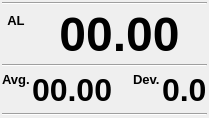
The window that bigviewnum.ui (siborion/siborion_american_scan) describes before a commit, drawn with Qt 5.
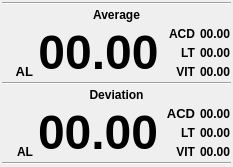
The same window after the commit.

Diff of the .ui file:
```diff
--- a/bigviewnum.ui
+++ b/bigviewnum.ui
@@ -6,8 +6,8 @@
    <rect>
     <x>0</x>
     <y>0</y>
-    <width>209</width>
-    <height>118</height>
+    <width>233</width>
+    <height>167</height>
    </rect>
   </property>
   <property name="windowTitle">
@@ -30,7 +30,7 @@
     <number>0</number>
    </property>
    <item row="0" column="0">
-    <layout class="QGridLayout" name="gridLayout" rowstretch="0,0,0,0,0,0,0" columnstretch="0,1,0,0">
+    <layout class="QGridLayout" name="gridLayout" rowstretch="0,0,0,0,0,0,0,0,0,0,0" columnstretch="0,0,0,0">
      <property name="leftMargin">
       <number>2</number>
      </property>
@@ -43,41 +43,84 @@
      <property name="bottomMargin">
       <number>2</number>
      </property>
-     <property name="spacing">
+     <property name="horizontalSpacing">
+      <number>5</number>
+     </property>
+     <property name="verticalSpacing">
       <number>2</number>
      </property>
+     <item row="1" column="0" colspan="4">
+      <widget class="QLabel" name="label_4">
+       <property name="font">
+        <font>
+         <weight>75</weight>
+         <bold>true</bold>
+        </font>
+       </property>
+       <property name="text">
+        <string>Average</string>
+       </property>
+       <property name="alignment">
+        <set>Qt::AlignCenter</set>
+       </property>
+      </widget>
+     </item>
      <item row="4" column="2">
-      <widget class="QLabel" name="label_2">
+      <widget class="QLabel" name="label_9">
        <property name="font">
         <font>
-         <pointsize>10</pointsize>
          <weight>75</weight>
          <bold>true</bold>
         </font>
        </property>
        <property name="text">
-        <string>Dev.</string>
+        <string>VIT</string>
        </property>
+       <property name="alignment">
+        <set>Qt::AlignRight|Qt::AlignTrailing|Qt::AlignVCenter</set>
+       </property>
       </widget>
      </item>
-     <item row="5" column="0">
-      <widget class="QLabel" name="label_7">
+     <item row="10" column="0" colspan="4">
+      <widget class="Line" name="line_2">
+       <property name="orientation">
+        <enum>Qt::Horizontal</enum>
+       </property>
+      </widget>
+     </item>
+     <item row="6" column="0" colspan="4">
+      <widget class="QLabel" name="label_3">
        <property name="font">
         <font>
-         <pointsize>10</pointsize>
          <weight>75</weight>
          <bold>true</bold>
         </font>
        </property>
        <property name="text">
-        <string/>
+        <string>Deviation</string>
        </property>
        <property name="alignment">
         <set>Qt::AlignCenter</set>
        </property>
       </widget>
      </item>
-     <item row="1" column="0">
+     <item row="3" column="2">
+      <widget class="QLabel" name="label_8">
+       <property name="font">
+        <font>
+         <weight>75</weight>
+         <bold>true</bold>
+        </font>
+       </property>
+       <property name="text">
+        <string>LT</string>
+       </property>
+       <property name="alignment">
+        <set>Qt::AlignRight|Qt::AlignTrailing|Qt::AlignVCenter</set>
+       </property>
+      </widget>
+     </item>
+     <item row="4" column="0">
       <widget class="QLabel" name="label">
        <property name="font">
         <font>
@@ -93,76 +136,11 @@
         <string>AL</string>
        </property>
        <property name="alignment">
-        <set>Qt::AlignCenter</set>
+        <set>Qt::AlignRight|Qt::AlignTrailing|Qt::AlignVCenter</set>
        </property>
       </widget>
      </item>
-     <item row="2" column="0">
-      <widget class="QLabel" name="label_3">
-       <property name="font">
-        <font>
-         <pointsize>10</pointsize>
-         <weight>75</weight>
-         <bold>true</bold>
-        </font>
-       </property>
-       <property name="text">
-        <string/>
-       </property>
-       <property name="alignment">
-        <set>Qt::AlignCenter</set>
-       </property>
-      </widget>
-     </item>
-     <item row="4" column="0">
-      <widget class="QLabel" name="label_5">
-       <property name="font">
-        <font>
-         <pointsize>10</pointsize>
-         <weight>75</weight>
-         <bold>true</bold>
-        </font>
-       </property>
-       <property name="text">
-        <string>Avg.</string>
-       </property>
-       <property name="alignment">
-        <set>Qt::AlignLeading|Qt::AlignLeft|Qt::AlignVCenter</set>
-       </property>
-      </widget>
-     </item>
-     <item row="4" column="1" rowspan="2">
-      <widget class="QLabel" name="lAlAvg">
-       <property name="font">
-        <font>
-         <pointsize>24</pointsize>
-         <weight>75</weight>
-         <bold>true</bold>
-        </font>
-       </property>
-       <property name="text">
-        <string>00.00</string>
-       </property>
-       <property name="alignment">
-        <set>Qt::AlignLeading|Qt::AlignLeft|Qt::AlignVCenter</set>
-       </property>
-      </widget>
-     </item>
-     <item row="4" column="3" rowspan="2">
-      <widget class="QLabel" name="lAlDev">
-       <property name="font">
-        <font>
-         <pointsize>24</pointsize>
-         <weight>75</weight>
-         <bold>true</bold>
-        </font>
-       </property>
-       <property name="text">
-        <string>0.0</string>
-       </property>
-      </widget>
-     </item>
-     <item row="1" column="1" rowspan="2" colspan="3">
+     <item row="2" column="1" rowspan="3">
       <widget class="QLabel" name="lAlCur">
        <property name="font">
         <font>
@@ -179,13 +157,46 @@
        </property>
       </widget>
      </item>
-     <item row="6" column="0" colspan="4">
-      <widget class="Line" name="line_2">
+     <item row="7" column="2">
+      <widget class="QLabel" name="label_2">
+       <property name="font">
+        <font>
+         <pointsize>10</pointsize>
+         <weight>75</weight>
+         <bold>true</bold>
+        </font>
+       </property>
+       <property name="text">
+        <string>ACD</string>
+       </property>
+       <property name="alignment">
+        <set>Qt::AlignRight|Qt::AlignTrailing|Qt::AlignVCenter</set>
+       </property>
+      </widget>
+     </item>
+     <item row="5" column="0" colspan="4">
+      <widget class="Line" name="line">
        <property name="orientation">
         <enum>Qt::Horizontal</enum>
        </property>
       </widget>
      </item>
+     <item row="2" column="2">
+      <widget class="QLabel" name="label_6">
+       <property name="font">
+        <font>
+         <weight>75</weight>
+         <bold>true</bold>
+        </font>
+       </property>
+       <property name="text">
+        <string>ACD</string>
+       </property>
+       <property name="alignment">
+        <set>Qt::AlignRight|Qt::AlignTrailing|Qt::AlignVCenter</set>
+       </property>
+      </widget>
+     </item>
      <item row="0" column="0" colspan="4">
       <widget class="Line" name="line_3">
        <property name="orientation">
@@ -193,10 +204,146 @@
        </property>
       </widget>
      </item>
-     <item row="3" column="0" colspan="4">
-      <widget class="Line" name="line">
-       <property name="orientation">
-        <enum>Qt::Horizontal</enum>
+     <item row="9" column="0">
+      <widget class="QLabel" name="label_7">
+       <property name="font">
+        <font>
+         <weight>75</weight>
+         <bold>true</bold>
+        </font>
+       </property>
+       <property name="text">
+        <string>AL</string>
+       </property>
+       <property name="alignment">
+        <set>Qt::AlignRight|Qt::AlignTrailing|Qt::AlignVCenter</set>
+       </property>
+      </widget>
+     </item>
+     <item row="7" column="1" rowspan="3">
+      <widget class="QLabel" name="lAlAvg">
+       <property name="font">
+        <font>
+         <pointsize>36</pointsize>
+         <weight>75</weight>
+         <bold>true</bold>
+        </font>
+       </property>
+       <property name="text">
+        <string>00.00</string>
+       </property>
+       <property name="alignment">
+        <set>Qt::AlignLeading|Qt::AlignLeft|Qt::AlignVCenter</set>
+       </property>
+      </widget>
+     </item>
+     <item row="8" column="2">
+      <widget class="QLabel" name="label_10">
+       <property name="font">
+        <font>
+         <weight>75</weight>
+         <bold>true</bold>
+        </font>
+       </property>
+       <property name="text">
+        <string>LT</string>
+       </property>
+       <property name="alignment">
+        <set>Qt::AlignRight|Qt::AlignTrailing|Qt::AlignVCenter</set>
+       </property>
+      </widget>
+     </item>
+     <item row="9" column="2">
+      <widget class="QLabel" name="label_11">
+       <property name="font">
+        <font>
+         <weight>75</weight>
+         <bold>true</bold>
+        </font>
+       </property>
+       <property name="text">
+        <string>VIT</string>
+       </property>
+       <property name="alignment">
+        <set>Qt::AlignRight|Qt::AlignTrailing|Qt::AlignVCenter</set>
+       </property>
+      </widget>
+     </item>
+     <item row="2" column="3">
+      <widget class="QLabel" name="label_5">
+       <property name="font">
+        <font>
+         <weight>75</weight>
+         <bold>true</bold>
+        </font>
+       </property>
+       <property name="text">
+        <string>00.00</string>
+       </property>
+      </widget>
+     </item>
+     <item row="3" column="3">
+      <widget class="QLabel" name="label_12">
+       <property name="font">
+        <font>
+         <weight>75</weight>
+         <bold>true</bold>
+        </font>
+       </property>
+       <property name="text">
+        <string>00.00</string>
+       </property>
+      </widget>
+     </item>
+     <item row="4" column="3">
+      <widget class="QLabel" name="label_13">
+       <property name="font">
+        <font>
+         <weight>75</weight>
+         <bold>true</bold>
+        </font>
+       </property>
+       <property name="text">
+        <string>00.00</string>
+       </property>
+      </widget>
+     </item>
+     <item row="7" column="3">
+      <widget class="QLabel" name="label_14">
+       <property name="font">
+        <font>
+         <weight>75</weight>
+         <bold>true</bold>
+        </font>
+       </property>
+       <property name="text">
+        <string>00.00</string>
+       </property>
+      </widget>
+     </item>
+     <item row="8" column="3">
+      <widget class="QLabel" name="label_15">
+       <property name="font">
+        <font>
+         <weight>75</weight>
+         <bold>true</bold>
+        </font>
+       </property>
+       <property name="text">
+        <string>00.00</string>
+       </property>
+      </widget>
+     </item>
+     <item row="9" column="3">
+      <widget class="QLabel" name="label_16">
+       <property name="font">
+        <font>
+         <weight>75</weight>
+         <bold>true</bold>
+        </font>
+       </property>
+       <property name="text">
+        <string>00.00</string>
        </property>
       </widget>
      </item>
```
